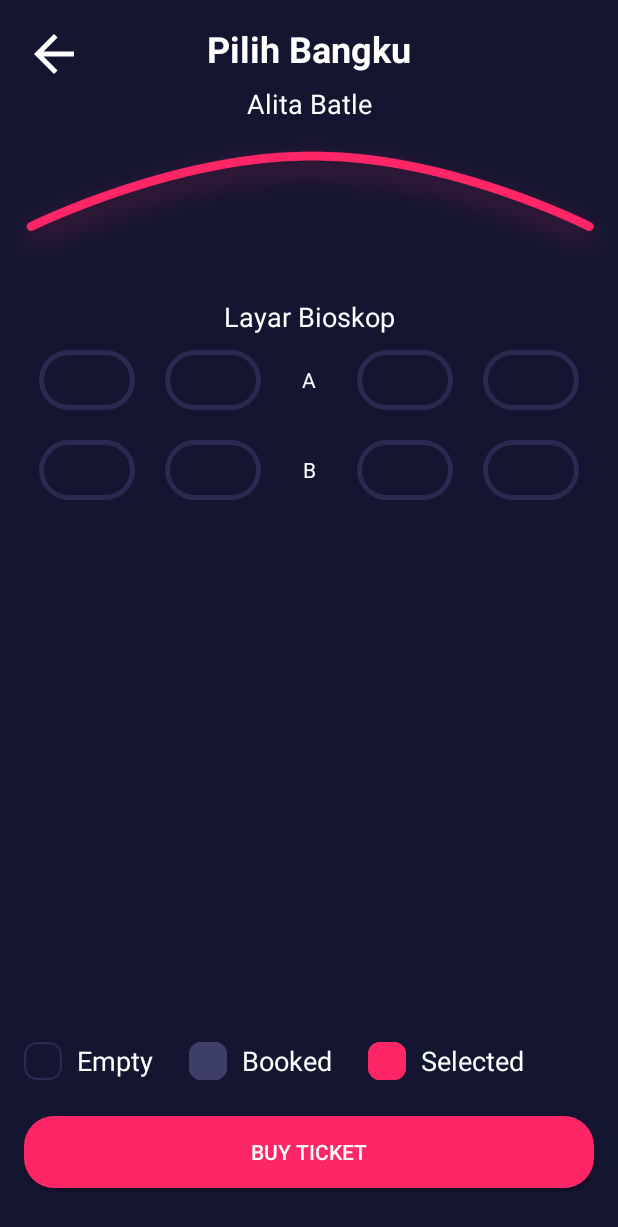
After one commit to tirwanda/tirwanda-mov, an Android app: the layout activity_pilih_bangku.xml on its own in the app's theme, with its tools: preview values and no code run, on a phone screen of 412 x 824 dp. The commit adds this screen. Shown: the top 1227 px of the screen. Run offline under Robolectric (Android 15) with nearby library versions, the phone set to English and light mode, and no system bars.

Commit message:
Create UI for Pilih Bangku

```diff
--- /dev/null
+++ b/app/src/main/res/drawable/ic_rectangle_booked.xml
@@ -0,0 +1,16 @@
+<vector xmlns:android="http://schemas.android.com/apk/res/android"
+    android:width="25dp"
+    android:height="25dp"
+    android:viewportWidth="25"
+    android:viewportHeight="25">
+  <path
+      android:pathData="M8,0L17,0A8,8 0,0 1,25 8L25,17A8,8 0,0 1,17 25L8,25A8,8 0,0 1,0 17L0,8A8,8 0,0 1,8 0z"
+      android:strokeWidth="2"
+      android:fillColor="#3e3f69"
+      android:strokeColor="#00000000"/>
+  <path
+      android:pathData="M8,1L17,1A7,7 0,0 1,24 8L24,17A7,7 0,0 1,17 24L8,24A7,7 0,0 1,1 17L1,8A7,7 0,0 1,8 1z"
+      android:strokeWidth="2"
+      android:fillColor="#00000000"
+      android:strokeColor="#3e3f69"/>
+</vector>
--- /dev/null
+++ b/app/src/main/res/drawable/ic_rectangle_empty.xml
@@ -0,0 +1,11 @@
+<vector xmlns:android="http://schemas.android.com/apk/res/android"
+    android:width="25dp"
+    android:height="25dp"
+    android:viewportWidth="35"
+    android:viewportHeight="35">
+  <path
+      android:pathData="M12,1L23,1A11,11 0,0 1,34 12L34,23A11,11 0,0 1,23 34L12,34A11,11 0,0 1,1 23L1,12A11,11 0,0 1,12 1z"
+      android:strokeWidth="2"
+      android:fillColor="#00000000"
+      android:strokeColor="#292a50"/>
+</vector>
--- /dev/null
+++ b/app/src/main/res/drawable/ic_rectangle_selected.xml
@@ -0,0 +1,16 @@
+<vector xmlns:android="http://schemas.android.com/apk/res/android"
+    android:width="25dp"
+    android:height="25dp"
+    android:viewportWidth="25"
+    android:viewportHeight="25">
+  <path
+      android:pathData="M8,0L17,0A8,8 0,0 1,25 8L25,17A8,8 0,0 1,17 25L8,25A8,8 0,0 1,0 17L0,8A8,8 0,0 1,8 0z"
+      android:strokeWidth="2"
+      android:fillColor="#ff2667"
+      android:strokeColor="#00000000"/>
+  <path
+      android:pathData="M8,1L17,1A7,7 0,0 1,24 8L24,17A7,7 0,0 1,17 24L8,24A7,7 0,0 1,1 17L1,8A7,7 0,0 1,8 1z"
+      android:strokeWidth="2"
+      android:fillColor="#00000000"
+      android:strokeColor="#ff2667"/>
+</vector>
--- /dev/null
+++ b/app/src/main/res/drawable/shape_line_blue_grey.xml
@@ -0,0 +1,9 @@
+<?xml version="1.0" encoding="utf-8"?>
+<shape xmlns:android="http://schemas.android.com/apk/res/android"
+    android:shape="rectangle">
+
+    <stroke android:color="@color/color_blue_grey"
+        android:width="3dp"/>
+    <corners android:radius="20dp" />
+
+</shape>
--- /dev/null
+++ b/app/src/main/res/layout/activity_pilih_bangku.xml
@@ -0,0 +1,224 @@
+<?xml version="1.0" encoding="utf-8"?>
+<androidx.constraintlayout.widget.ConstraintLayout xmlns:android="http://schemas.android.com/apk/res/android"
+    xmlns:app="http://schemas.android.com/apk/res-auto"
+    xmlns:tools="http://schemas.android.com/tools"
+    android:layout_width="match_parent"
+    android:layout_height="match_parent"
+    android:background="@color/color_dark_blue"
+    tools:context=".onBoarding.OnBoardingOneActivity">
+
+    <TextView
+        android:id="@+id/tvPilihBangku"
+        android:layout_width="0dp"
+        android:layout_height="wrap_content"
+        android:layout_marginTop="16dp"
+        android:layout_marginEnd="16dp"
+        android:gravity="center"
+        android:text="@string/pilih_bangku"
+        android:textColor="@color/color_white"
+        android:textSize="24sp"
+        android:textStyle="bold"
+        app:layout_constraintEnd_toEndOf="parent"
+        app:layout_constraintStart_toStartOf="@+id/imageView2"
+        app:layout_constraintTop_toTopOf="parent" />
+
+    <androidx.appcompat.widget.AppCompatButton
+        android:id="@+id/btnBuyTicket"
+        android:layout_width="match_parent"
+        android:layout_height="wrap_content"
+        android:layout_marginStart="16dp"
+        android:layout_marginEnd="16dp"
+        android:layout_marginBottom="32dp"
+        android:background="@drawable/shape_rectangle_pink"
+        android:text="@string/buy_ticket"
+        android:textColor="@color/color_white"
+        app:layout_constraintBottom_toBottomOf="parent"
+        app:layout_constraintEnd_toEndOf="parent"
+        app:layout_constraintHorizontal_bias="0.5"
+        app:layout_constraintStart_toStartOf="parent"
+        tools:ignore="TextContrastCheck,DuplicateSpeakableTextCheck" />
+
+    <ImageView
+        android:id="@+id/imageView2"
+        android:layout_width="40dp"
+        android:layout_height="40dp"
+        android:layout_marginStart="16dp"
+        android:layout_marginTop="16dp"
+        android:contentDescription="@string/back"
+        app:layout_constraintStart_toStartOf="parent"
+        app:layout_constraintTop_toTopOf="parent"
+        app:srcCompat="@drawable/ic_baseline_arrow_white_24" />
+
+    <TextView
+        android:id="@+id/textView"
+        android:layout_width="wrap_content"
+        android:layout_height="wrap_content"
+        android:layout_marginTop="8dp"
+        android:text="Alita Batle"
+        android:textColor="@color/color_white"
+        android:textSize="18sp"
+        app:layout_constraintEnd_toEndOf="parent"
+        app:layout_constraintStart_toStartOf="parent"
+        app:layout_constraintTop_toBottomOf="@+id/tvPilihBangku" />
+
+    <ImageView
+        android:id="@+id/imageView5"
+        android:layout_width="434dp"
+        android:layout_height="117dp"
+        android:layout_marginStart="16dp"
+        android:layout_marginEnd="16dp"
+        android:scaleType="fitStart"
+        app:layout_constraintEnd_toEndOf="parent"
+        app:layout_constraintStart_toStartOf="parent"
+        app:layout_constraintTop_toBottomOf="@+id/textView"
+        app:srcCompat="@drawable/ic_path" />
+
+    <TextView
+        android:id="@+id/textView2"
+        android:layout_width="wrap_content"
+        android:layout_height="wrap_content"
+        android:text="Layar Bioskop"
+        android:textColor="@color/color_white"
+        android:textSize="18sp"
+        app:layout_constraintEnd_toEndOf="parent"
+        app:layout_constraintStart_toStartOf="parent"
+        app:layout_constraintTop_toBottomOf="@+id/imageView5" />
+
+    <LinearLayout
+        android:id="@+id/linearLayout"
+        android:layout_width="match_parent"
+        android:layout_height="60dp"
+        android:layout_marginStart="16dp"
+        android:layout_marginEnd="16dp"
+        android:orientation="horizontal"
+        android:padding="10dp"
+        app:layout_constraintEnd_toEndOf="parent"
+        app:layout_constraintStart_toStartOf="parent"
+        app:layout_constraintTop_toBottomOf="@+id/textView2">
+
+        <ImageView
+            android:layout_width="0dp"
+            android:layout_height="match_parent"
+            android:layout_marginRight="20dp"
+            android:layout_weight="1"
+            android:src="@drawable/shape_line_blue_grey" />
+
+        <ImageView
+            android:layout_width="0dp"
+            android:layout_height="match_parent"
+            android:layout_weight="1"
+            android:src="@drawable/shape_line_blue_grey" />
+
+        <TextView
+            android:layout_width="0dp"
+            android:layout_height="match_parent"
+            android:layout_weight="1"
+            android:gravity="center"
+            android:text="@string/a"
+            android:textColor="@color/white" />
+
+        <ImageView
+            android:layout_width="0dp"
+            android:layout_height="match_parent"
+            android:layout_marginRight="20dp"
+            android:layout_weight="1"
+            android:src="@drawable/shape_line_blue_grey" />
+
+        <ImageView
+            android:layout_width="0dp"
+            android:layout_height="match_parent"
+            android:layout_weight="1"
+            android:src="@drawable/shape_line_blue_grey" />
+    </LinearLayout>
+
+    <LinearLayout
+        android:layout_width="match_parent"
+        android:layout_height="60dp"
+        android:layout_marginStart="16dp"
+        android:layout_marginEnd="16dp"
+        android:orientation="horizontal"
+        android:padding="10dp"
+        app:layout_constraintEnd_toEndOf="parent"
+        app:layout_constraintHorizontal_bias="0.0"
+        app:layout_constraintStart_toStartOf="parent"
+        app:layout_constraintTop_toBottomOf="@+id/linearLayout">
+
+        <ImageView
+            android:layout_width="0dp"
+            android:layout_height="match_parent"
+            android:layout_marginRight="20dp"
+            android:layout_weight="1"
+            android:src="@drawable/shape_line_blue_grey" />
+
+        <ImageView
+            android:layout_width="0dp"
+            android:layout_height="match_parent"
+            android:layout_weight="1"
+            android:src="@drawable/shape_line_blue_grey" />
+
+        <TextView
+            android:layout_width="0dp"
+            android:layout_height="match_parent"
+            android:layout_weight="1"
+            android:gravity="center"
+            android:text="@string/b"
+            android:textColor="@color/white" />
+
+        <ImageView
+            android:layout_width="0dp"
+            android:layout_height="match_parent"
+            android:layout_marginRight="20dp"
+            android:layout_weight="1"
+            android:src="@drawable/shape_line_blue_grey" />
+
+        <ImageView
+            android:layout_width="0dp"
+            android:layout_height="match_parent"
+            android:layout_weight="1"
+            android:src="@drawable/shape_line_blue_grey" />
+    </LinearLayout>
+
+    <TextView
+        android:id="@+id/tvEmpty"
+        android:layout_width="wrap_content"
+        android:layout_height="wrap_content"
+        android:drawablePadding="10dp"
+        android:layout_marginStart="16dp"
+        android:layout_marginBottom="24dp"
+        android:text="@string/empty"
+        android:textColor="@color/color_white"
+        android:textSize="18sp"
+        app:layout_constraintBottom_toTopOf="@+id/btnBuyTicket"
+        app:layout_constraintStart_toStartOf="parent"
+        app:drawableLeftCompat="@drawable/ic_rectangle_empty" />
+
+    <TextView
+        android:id="@+id/tvBooked"
+        android:layout_width="wrap_content"
+        android:layout_height="wrap_content"
+        android:layout_marginStart="24dp"
+        android:layout_marginBottom="24dp"
+        android:drawablePadding="10dp"
+        android:text="@string/booked"
+        android:textColor="@color/color_white"
+        android:textSize="18sp"
+        app:drawableLeftCompat="@drawable/ic_rectangle_booked"
+        app:layout_constraintBottom_toTopOf="@+id/btnBuyTicket"
+        app:layout_constraintStart_toEndOf="@+id/tvEmpty" />
+
+    <TextView
+        android:id="@+id/tvSelected"
+        android:layout_width="wrap_content"
+        android:layout_height="wrap_content"
+        android:layout_marginStart="24dp"
+        android:layout_marginBottom="24dp"
+        android:drawablePadding="10dp"
+        android:text="@string/selected"
+        android:textColor="@color/color_white"
+        android:textSize="18sp"
+        app:drawableLeftCompat="@drawable/ic_rectangle_selected"
+        app:layout_constraintBottom_toTopOf="@+id/btnBuyTicket"
+        app:layout_constraintStart_toEndOf="@+id/tvBooked" />
+
+
+</androidx.constraintlayout.widget.ConstraintLayout>
--- a/app/src/main/res/values/strings.xml
+++ b/app/src/main/res/values/strings.xml
@@ -32,4 +32,11 @@
     <string name="storyboard">Storyboard</string>
     <string name="pilih_bangku">Pilih Bangku</string>
     <string name="who_s_played">Who\'s Played</string>
+    <string name="pilih_bangku">Pilih Bangku</string>
+    <string name="buy_ticket">Buy Ticket</string>
+    <string name="empty">Empty</string>
+    <string name="b">B</string>
+    <string name="a">A</string>
+    <string name="booked">Booked</string>
+    <string name="selected">Selected</string>
 </resources>
```
Also changed, not shown: app/src/main/res/drawable/ic_path.png (added).
